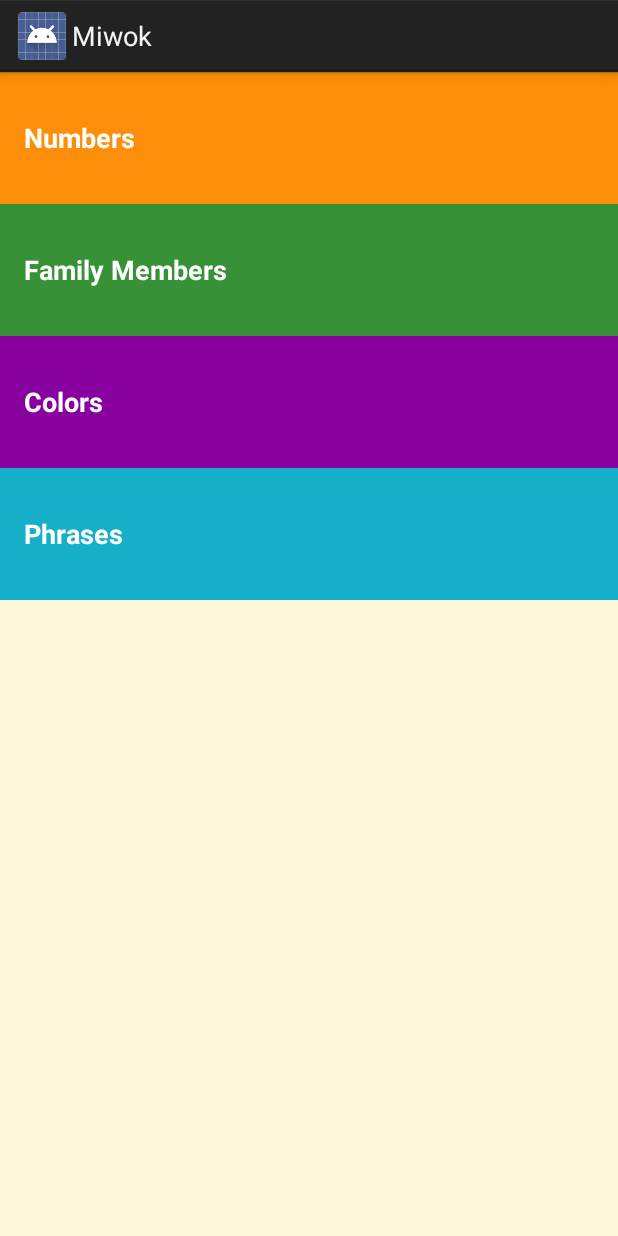
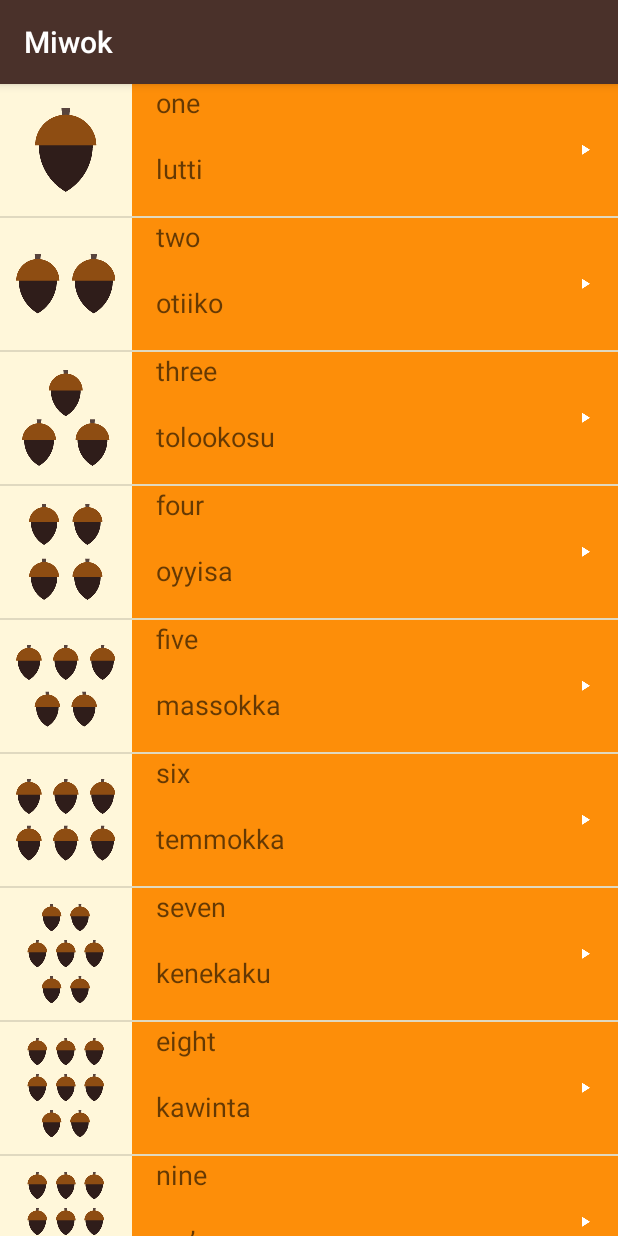
Before and after one commit to IlonaSofianidi/Miwok, an Android app: the screen it shows after launch (MainActivity), on a phone screen of 412 x 824 dp. Run offline under Robolectric (Android 15) with nearby library versions, the phone set to English and light mode, and no system bars.

Commit message:
Add ViewPager, delete category activities

```diff
--- a/app/src/main/java/com/example/android/miwok/ColorsFragment.java
+++ b/app/src/main/java/com/example/android/miwok/ColorsFragment.java
@@ -1,9 +1,9 @@
 package com.example.android.miwok;
 
-import android.app.Fragment;
 import android.media.AudioManager;
 import android.media.MediaPlayer;
 import android.os.Bundle;
+import android.support.v4.app.Fragment;
 import android.view.LayoutInflater;
 import android.view.View;
 import android.view.ViewGroup;
--- a/app/src/main/java/com/example/android/miwok/FamilyFragment.java
+++ b/app/src/main/java/com/example/android/miwok/FamilyFragment.java
@@ -1,10 +1,10 @@
 package com.example.android.miwok;
 
 
-import android.app.Fragment;
 import android.media.AudioManager;
 import android.media.MediaPlayer;
 import android.os.Bundle;
+import android.support.v4.app.Fragment;
 import android.view.LayoutInflater;
 import android.view.View;
 import android.view.ViewGroup;
--- a/app/src/main/java/com/example/android/miwok/MainActivity.java
+++ b/app/src/main/java/com/example/android/miwok/MainActivity.java
@@ -15,55 +15,21 @@
  */
 package com.example.android.miwok;
 
-import android.app.Activity;
-import android.content.Intent;
+
 import android.os.Bundle;
-import android.view.View;
-import android.widget.TextView;
+import android.support.v4.view.ViewPager;
+import android.support.v7.app.AppCompatActivity;
 
 
-public class MainActivity extends Activity {
+public class MainActivity extends AppCompatActivity {
 
     @Override
     protected void onCreate(Bundle savedInstanceState) {
         super.onCreate(savedInstanceState);
-
-        // Set the content of the activity to use the activity_main.xml layout file
         setContentView(R.layout.activity_main);
-
-        TextView colors = (TextView)findViewById(R.id.colors);
-        colors.setOnClickListener(new View.OnClickListener() {
-            @Override
-            public void onClick(View view) {
-                Intent intent = new Intent(MainActivity.this,ColorsActivity.class);
-                startActivity(intent);
-            }
-        });
-        TextView family = (TextView)findViewById(R.id.family);
-        family.setOnClickListener(new View.OnClickListener() {
-            @Override
-            public void onClick(View view) {
-                Intent intent = new Intent(MainActivity.this,FamilyActivity.class);
-                startActivity(intent);
-            }
-        });
-        TextView numbers = (TextView)findViewById(R.id.numbers);
-        numbers.setOnClickListener(new View.OnClickListener() {
-            @Override
-            public void onClick(View view) {
-                Intent intent = new Intent(MainActivity.this,NumbersActivity.class);
-                startActivity(intent);
-            }
-        });
-        TextView phrases = (TextView)findViewById(R.id.phrases);
-        phrases.setOnClickListener(new View.OnClickListener() {
-            @Override
-            public void onClick(View view) {
-                Intent intent = new Intent(MainActivity.this,PhrasesActivity.class);
-                startActivity(intent);
-            }
-        });
+        ViewPager viewPager = (ViewPager) findViewById(R.id.viewpager);
+        SimpleFragmentPagerAdapter adapter = new SimpleFragmentPagerAdapter(getSupportFragmentManager());
+        viewPager.setAdapter(adapter);
     }
 
-
 }
--- a/app/src/main/java/com/example/android/miwok/NumbersFragment.java
+++ b/app/src/main/java/com/example/android/miwok/NumbersFragment.java
@@ -1,11 +1,12 @@
 package com.example.android.miwok;
 
 
-import android.app.Fragment;
+
 import android.media.AudioManager;
 import android.media.MediaPlayer;
 import android.os.Bundle;
 import android.support.annotation.Nullable;
+import android.support.v4.app.Fragment;
 import android.view.LayoutInflater;
 import android.view.View;
 import android.view.ViewGroup;
--- a/app/src/main/java/com/example/android/miwok/PhrasesFragment.java
+++ b/app/src/main/java/com/example/android/miwok/PhrasesFragment.java
@@ -1,10 +1,11 @@
 package com.example.android.miwok;
 
 
-import android.app.Fragment;
+
 import android.media.AudioManager;
 import android.media.MediaPlayer;
 import android.os.Bundle;
+import android.support.v4.app.Fragment;
 import android.view.LayoutInflater;
 import android.view.View;
 import android.view.ViewGroup;
@@ -88,7 +89,7 @@ public class PhrasesFragment extends Fragment {
         words.add(new Word("Come here.", "әnni'nem", R.raw.phrase_come_here));
 
         audioManager = (AudioManager) getActivity().getSystemService(AUDIO_SERVICE);
-        WordsAdapter wordsAdapter = new WordsAdapter(getActivity(), R.layout.list_item, words, R.color.category_family);
+        WordsAdapter wordsAdapter = new WordsAdapter(getActivity(), R.layout.list_item, words, R.color.category_phrases);
         listView.setAdapter(wordsAdapter);
         listView.setOnItemClickListener(new AdapterView.OnItemClickListener() {
             @Override
--- /dev/null
+++ b/app/src/main/java/com/example/android/miwok/SimpleFragmentPagerAdapter.java
@@ -0,0 +1,32 @@
+package com.example.android.miwok;
+
+import android.support.v4.app.Fragment;
+import android.support.v4.app.FragmentManager;
+import android.support.v4.app.FragmentPagerAdapter;
+
+
+public class SimpleFragmentPagerAdapter extends FragmentPagerAdapter {
+    public SimpleFragmentPagerAdapter(FragmentManager fm) {
+        super(fm);
+    }
+
+    @Override
+    public Fragment getItem(int position) {
+        if (position == 0) {
+            return new NumbersFragment();
+        } else if (position == 1) {
+            return new ColorsFragment();
+        } else if (position == 2) {
+            return new FamilyFragment();
+        } else if (position == 3) {
+            return new PhrasesFragment();
+        }
+        return null;
+    }
+
+
+    @Override
+    public int getCount() {
+        return 4;
+    }
+}
--- a/app/src/main/res/layout/activity_main.xml
+++ b/app/src/main/res/layout/activity_main.xml
@@ -22,50 +22,9 @@
     android:orientation="vertical"
     tools:context="com.example.android.miwok.MainActivity">
 
-    <FrameLayout
+    <android.support.v4.view.ViewPager
+        android:id="@+id/viewpager"
         android:layout_width="match_parent"
-        android:layout_height="wrap_content"
-        android:background="@color/category_numbers">
-    <TextView
-        android:id="@+id/numbers"
-        style="@style/CategoryStyle"
-        android:background="?android:attr/selectableItemBackground"
-        android:text="@string/category_numbers"
-        />
-    </FrameLayout>
-
-    <FrameLayout
-        android:layout_width="match_parent"
-        android:layout_height="wrap_content"
-        android:background="@color/category_family">
-    <TextView
-        android:id="@+id/family"
-        style="@style/CategoryStyle"
-        android:background="?android:attr/selectableItemBackground"
-        android:text="@string/category_family" />
-    </FrameLayout>
-
-    <FrameLayout
-        android:layout_width="match_parent"
-        android:layout_height="wrap_content"
-        android:background="@color/category_colors">
-    <TextView
-        android:id="@+id/colors"
-        style="@style/CategoryStyle"
-        android:background="?android:attr/selectableItemBackground"
-        android:text="@string/category_colors" />
-    </FrameLayout>
-
-    <FrameLayout
-        android:layout_width="match_parent"
-        android:layout_height="wrap_content"
-        android:background="@color/category_phrases">
-
-        <TextView
-            android:id="@+id/phrases"
-            style="@style/CategoryStyle"
-            android:background="?android:attr/selectableItemBackground"
-            android:text="@string/category_phrases" />
-    </FrameLayout>
+        android:layout_height="match_parent" />
 
 </LinearLayout>
--- a/app/src/main/res/values/styles.xml
+++ b/app/src/main/res/values/styles.xml
@@ -15,7 +15,7 @@
 <resources>
 
     <!-- Base application theme. -->
-    <style name="AppTheme" parent="android:Theme.Holo.Light.DarkActionBar">
+    <style name="AppTheme" parent="Theme.AppCompat.DayNight.DarkActionBar">
         <item name="colorPrimary">@color/primary_color</item>
         <item name="colorPrimaryDark">@color/primary_dark_color</item>
     </style>
```
Also changed, not shown: app/src/main/AndroidManifest.xml (+0 -34 lines), app/src/main/java/com/example/android/miwok/ColorsActivity.java (deleted, +0 -16 lines), app/src/main/java/com/example/android/miwok/FamilyActivity.java (deleted, +0 -17 lines), app/src/main/java/com/example/android/miwok/NumbersActivity.java (deleted, +0 -18 lines), app/src/main/java/com/example/android/miwok/PhrasesActivity.java (deleted, +0 -15 lines), app/src/main/res/layout/activity_category.xml (deleted, +0 -8 lines).
